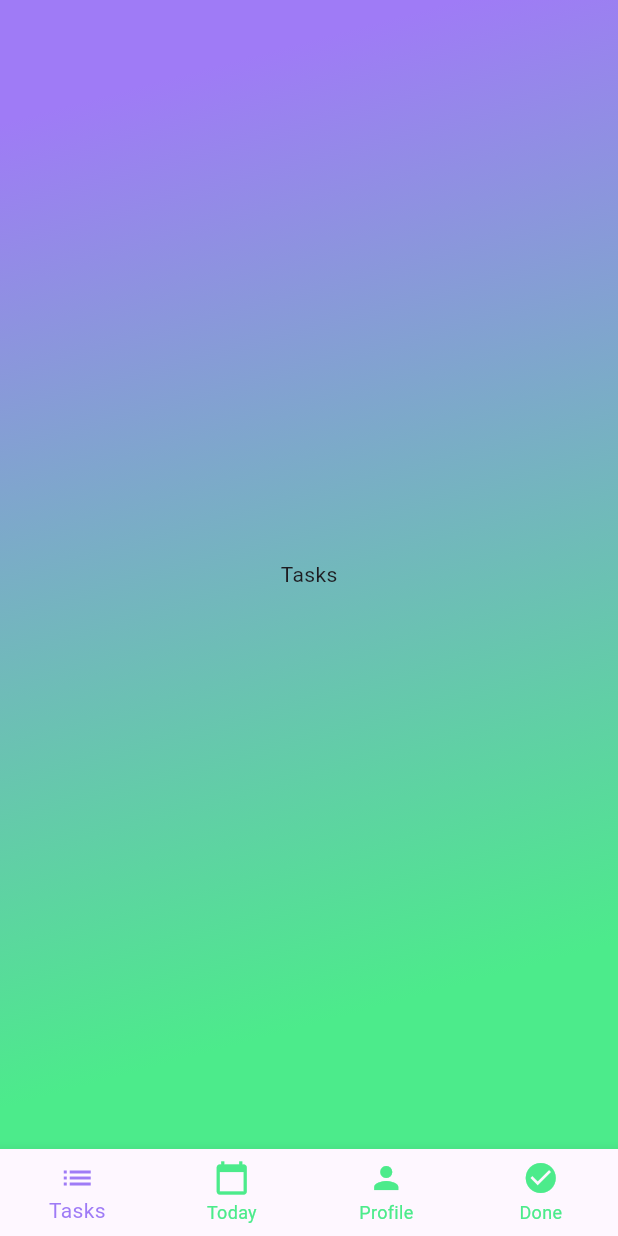
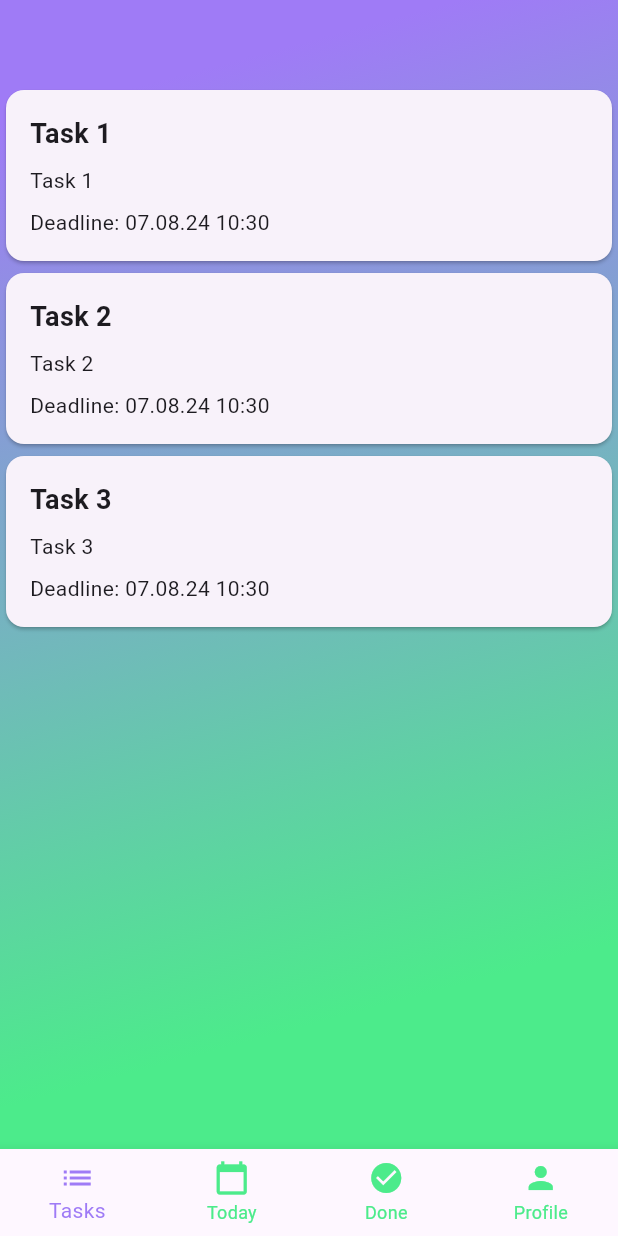
Before and after one commit to Mapenergo/dodiddone, a Flutter app: the MainPage screen opened directly, on a phone screen of 412 x 824 dp. Run offline on Flutter 3.47's test engine with Material 3 defaults, Android fonts, the phone set to English and light mode, and no system bars.

Commit message:
created all tasks screen

```diff
--- a/lib/pages/login_page.dart
+++ b/lib/pages/login_page.dart
@@ -93,8 +93,10 @@ class _LoginPageState extends State<LoginPage> {
                   },
 
                 ),
+                // Only show the repeat password field if _isLogin is false (registration)
+                if (!_isLogin)
                   const SizedBox(height: 20),
-                // Add the new TextFormField for repeating the password
+                if (!_isLogin)
                   TextFormField(
                     controller: _repeatepassWordController,
                     obscureText: true,
--- a/lib/pages/main_page.dart
+++ b/lib/pages/main_page.dart
@@ -1,3 +1,5 @@
+import 'package:dodiddone/screens/all_tasks.dart';
+import '../screens/all_tasks.dart'; // Import TasksPage
 import '../screens/profile.dart'; // Import ProfilePage
 import '../theme/theme.dart';
 import 'package:flutter/material.dart';
@@ -14,10 +16,10 @@ class _MainPageState extends State<MainPage> {
 
   // Use a list of widgets directly
   static const List<Widget> _widgetOptions = <Widget>[
-    Text('Tasks'), // Replace with actual route for Tasks screen
+    TasksPage(), // Route for TasksPage screen
     Text('Today'), // Replace with actual route for Today screen
-    ProfilePage(), // Route for ProfilePage
     Text('Done'), // Replace with actual route for Done screen
+    ProfilePage(), // Route for ProfilePage screen
   ];
 
   void _onItemTapped(int index) {
@@ -63,12 +65,12 @@ class _MainPageState extends State<MainPage> {
             label: 'Today',
           ),
           BottomNavigationBarItem(
+            icon: Icon(Icons.check_circle),
+            label: 'Done',
+          ),
+          BottomNavigationBarItem(
             icon: Icon(Icons.person),
             label: 'Profile',
-          ),
-          BottomNavigationBarItem(
-            icon: Icon(Icons.check_circle),
-            label: 'Done',
           ),
         ],
         currentIndex: _selectedIndex,
--- /dev/null
+++ b/lib/screens/all_tasks.dart
@@ -0,0 +1,28 @@
+import 'package:dodiddone/theme/theme.dart';
+import 'package:dodiddone/widgets/task_item.dart';
+import 'package:flutter/material.dart';
+
+class TasksPage extends StatefulWidget {
+  const TasksPage({Key? key}) : super(key: key);
+
+  @override
+  State<TasksPage> createState() => _TasksPageState();
+}
+
+class _TasksPageState extends State<TasksPage> {
+  final List<String> _tasks = ['Task 1', 'Task 2', 'Task 3'];
+
+  @override
+  Widget build(BuildContext context) {
+    return ListView.builder(
+        itemCount: _tasks.length,
+        itemBuilder: (context, index) {
+          return TaskItem(
+            title: _tasks[index],
+            description: _tasks[index],
+            deadline: DateTime.now(),
+          );
+        },
+      );
+  }
+}
--- a/lib/screens/profile.dart
+++ b/lib/screens/profile.dart
@@ -4,11 +4,13 @@ import '../pages/login_page.dart';
 
 class ProfilePage extends StatefulWidget {
   const ProfilePage({Key? key}) : super(key: key);
+
   @override
   State<ProfilePage> createState() => _ProfilePageState();
 }
 class _ProfilePageState extends State<ProfilePage> {
   bool isEmailVerified = false; // Флаг для проверки подтверждения почты
+
   @override
   Widget build(BuildContext context) {
     return Padding(
--- /dev/null
+++ b/lib/widgets/task_item.dart
@@ -0,0 +1,49 @@
+import 'package:flutter/material.dart';
+import 'package:intl/intl.dart'; // Import the intl package
+
+class TaskItem extends StatelessWidget {
+  final String title;
+  final String description;
+  final DateTime deadline;
+
+  const TaskItem({
+    Key? key,
+    required this.title,
+    required this.description,
+    required this.deadline,
+  }) : super(key: key);
+
+  @override
+  Widget build(BuildContext context) {
+    // Format the deadline using intl
+    final formattedDeadline = DateFormat('dd.MM.yy HH:mm').format(deadline);
+
+    return Card(
+      child: Padding(
+        padding: const EdgeInsets.all(16.0),
+        child: Column(
+          crossAxisAlignment: CrossAxisAlignment.start,
+          children: [
+            Text(
+              title,
+              style: const TextStyle(
+                fontSize: 18,
+                fontWeight: FontWeight.bold,
+              ),
+            ),
+            const SizedBox(height: 8),
+            Text(
+              description,
+              style: const TextStyle(fontSize: 14),
+            ),
+            const SizedBox(height: 8),
+            Text(
+              'Deadline: $formattedDeadline', // Use the formatted deadline
+              style: const TextStyle(fontSize: 14),
+            ),
+          ],
+        ),
+      ),
+    );
+  }
+}
--- a/pubspec.yaml
+++ b/pubspec.yaml
@@ -36,6 +36,7 @@ dependencies:
   # Use with the CupertinoIcons class for iOS style icons.
   cupertino_icons: ^1.0.6
   firebase_auth: ^5.1.3
+  intl: ^0.19.0
 
 dev_dependencies:
   flutter_test:
```
Also changed, not shown: pubspec.lock. Lines whose indentation alone changed are shown as unchanged.
